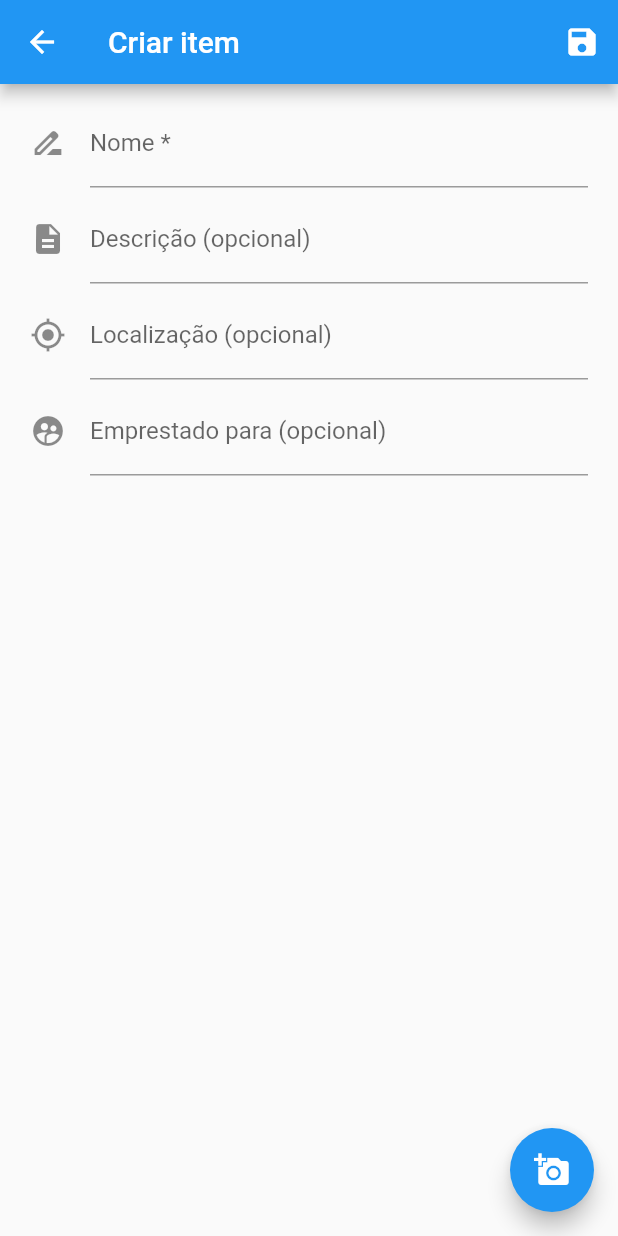
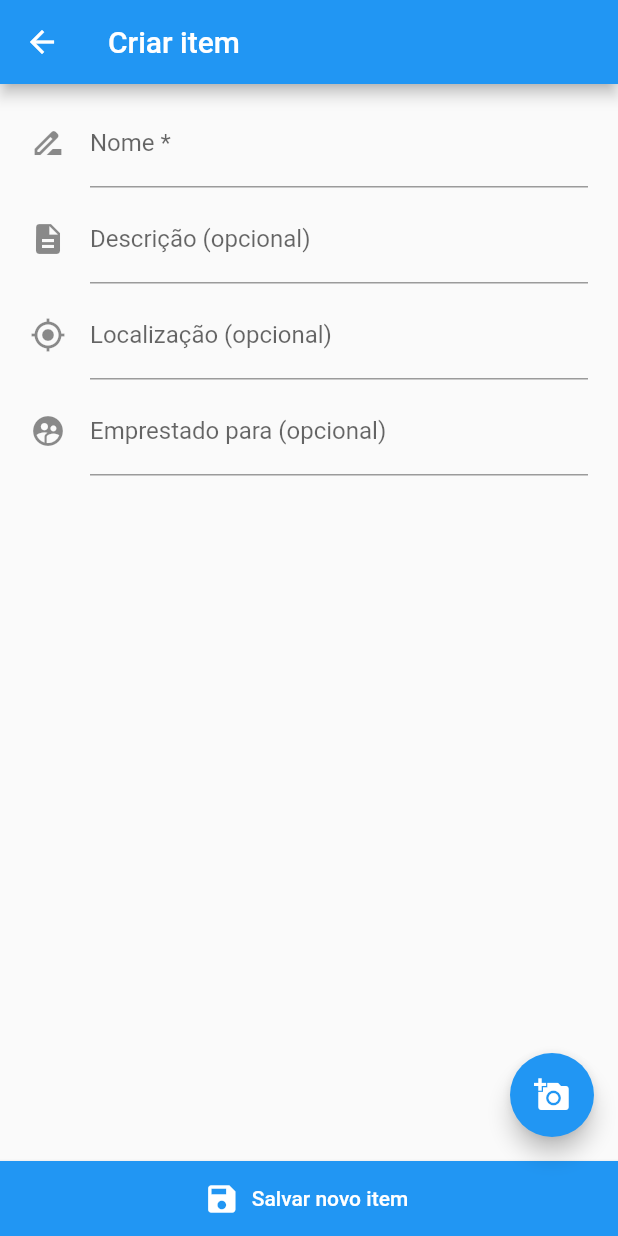
Before and after one commit to josebraz/inventary, a Flutter app: the screen it shows after launch, after a tap on the "add" icon, on a phone screen of 412 x 824 dp. Run offline on Flutter 3.47's test engine with Material 2 defaults, Android fonts, the phone set to English and light mode, and no system bars; our stand-ins replace camera, flutter_bloc, sqflite; accounts and stored records are empty; Roboto replaces fonts that are missing (PTSans).

Commit message:
Melhorias visuais e na deleção de pastas

```diff
--- a/lib/view/CreateEditItem.dart
+++ b/lib/view/CreateEditItem.dart
@@ -15,7 +15,8 @@ class CreateEditItemArgs {
 }
 
 class CreateEditItem extends StatefulWidget {
-  CreateEditItem({Key? key, required this.title, required this.startItem}) : super(key: key);
+  CreateEditItem({Key? key, required this.title, required this.startItem})
+      : super(key: key);
 
   final String title;
   final ItemEntity startItem;
@@ -40,17 +41,25 @@ class _CreateEditItemState extends State<CreateEditItem> {
     return Scaffold(
       appBar: AppBar(
         title: Text(widget.title),
-        actions: <Widget>[
-          IconButton(
-            icon: const Icon(Icons.save),
-            tooltip: 'Salvar',
-            onPressed: _save,
-          ),
-        ],
       ),
       body: Padding(
         padding: EdgeInsets.symmetric(vertical: 10, horizontal: 20),
         child: _buildForm(),
+      ),
+      bottomNavigationBar: Container(
+        height: 50.0,
+        child: ElevatedButton.icon(
+          icon: Icon(Icons.save),
+          label: Text((_item.id == null) ? "Salvar novo item" : "Salvar alterações"),
+          onPressed: _save,
+          style: ButtonStyle(
+            shape: MaterialStateProperty.all<RoundedRectangleBorder>(
+              RoundedRectangleBorder(
+                borderRadius: BorderRadius.circular(0.0),
+              ),
+            ),
+          ),
+        ),
       ),
       floatingActionButton: FloatingActionButton(
         onPressed: _takePicture,
@@ -141,7 +150,6 @@ class _CreateEditItemState extends State<CreateEditItem> {
             ),
             SizedBox(height: 5),
             if (_imagesList.length > 0) Image.file(File(_imagesList.first!)),
-            SizedBox(height: 15),
           ],
         ),
       ),
@@ -169,5 +177,4 @@ class _CreateEditItemState extends State<CreateEditItem> {
       });
     }
   }
-
 }
--- a/lib/view/ItemsList.dart
+++ b/lib/view/ItemsList.dart
@@ -164,8 +164,13 @@ class _ItemsListState extends State<ItemsList> {
   Widget _buildRow(ItemEntity item) {
     bool isSelected = _itemsSelected.any((element) => element.id == item.id);
     return new Card(
+      elevation: (isSelected) ? 10.0 : 1.0,
+      shape: RoundedRectangleBorder(
+        side: BorderSide(color: (isSelected) ? Colors.black38 : Colors.white70, width: (isSelected) ? 1.3 : 1),
+        borderRadius: BorderRadius.circular(10),
+      ),
       child: ListTile(
-        leading: (isSelected) ? Icon(Icons.check) : item.icon,
+        leading: item.icon,
         title: Text(item.name),
         subtitle: Text(item.description.onEmpty("Sem descrição")),
         onTap: () {
@@ -192,7 +197,7 @@ class _ItemsListState extends State<ItemsList> {
             }
           });
         },
-        trailing: PopupMenuButton<String>(
+        trailing: (isSelected) ? Icon(Icons.check) : PopupMenuButton<String>(
           icon: Icon(Icons.more_vert),
           itemBuilder: (context) => _buildItemOptionMenu(item),
           onSelected: (String value) {
@@ -262,11 +267,11 @@ class _ItemsListState extends State<ItemsList> {
                   ),
                   style: ButtonStyle(
                     padding: MaterialStateProperty.all<EdgeInsetsGeometry>(EdgeInsets.symmetric(horizontal: 15.0)),
-                    backgroundColor: MaterialStateProperty.all<Color>((parent.id == _currentParent.id) ? Colors.lightBlueAccent : Colors.white),
+                    backgroundColor: MaterialStateProperty.all<Color>((parent.id == _currentParent.id) ? Colors.lightBlue.shade200 : Colors.white),
                     shape: MaterialStateProperty.all<RoundedRectangleBorder>(
                       RoundedRectangleBorder(
                         borderRadius: BorderRadius.circular(18.0),
-                        side: BorderSide(color: Colors.blue),
+                        side: BorderSide(color: Colors.blue.shade200),
                       ),
                     ),
                   ),
@@ -316,13 +321,20 @@ class _ItemsListState extends State<ItemsList> {
 
   void _changeFolder(ItemEntity newParent) {
     if (!_parentPath.any((element) => element.id == newParent.id)) {
-      int index = _parentPath.indexWhere((element) => element.id == _currentParent.id);
-      _parentPath.removeRange(index + 1, _parentPath.length);
+      _updateHeader(_currentParent.id);
       _parentPath.add(newParent);
     }
-
     _currentParent = newParent;
     BlocProvider.of<ItemBloc>(context).add(ListItemEvent(newParent.id!));
+  }
+
+  void _updateHeader(int? removeStartId, {bool removeInclude = false}) {
+    if (removeStartId != null) {
+      int index = _parentPath.indexWhere((element) => element.id == removeStartId);
+      if (index >= 0) {
+        _parentPath.removeRange((removeInclude) ? index : index + 1, _parentPath.length);
+      }
+    }
   }
 
   // actions
@@ -400,6 +412,13 @@ class _ItemsListState extends State<ItemsList> {
       }
 
       await BlocProvider.of<ItemBloc>(context).delete(folder);
+      setState(() {
+        _updateHeader(folder.id, removeInclude: true);
+      });
+      if (_currentParent.id == folder.id) {
+        BlocProvider.of<ItemBloc>(context).add(ListItemEvent(folder.parent));
+      }
+
       showSnack("Categoria ${folder.name} deletada com sucesso",
           actionText: "Desfazer", actionClicked: () async {
         await BlocProvider.of<ItemBloc>(context).insert(folder);
```
Also changed, not shown: lib/view/CreateEditFolder.dart (+23 -11 lines).
